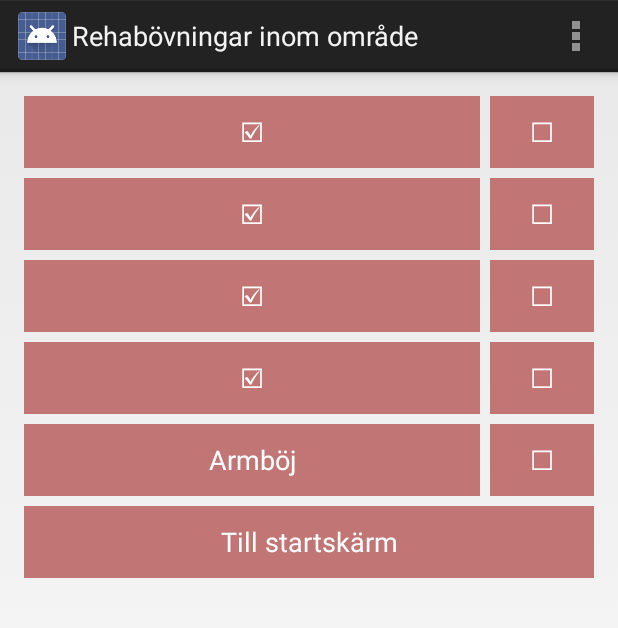
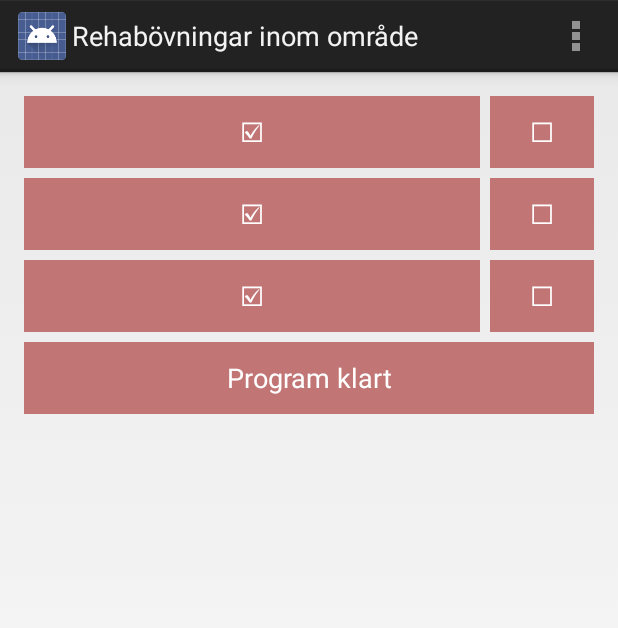
Before and after one commit to mbark/rehappilitering, an Android app: the AddExercisesToList screen opened directly, with no data from a screen before it, in the options menu, after a tap on "Settings", on a phone screen of 412 x 824 dp. Shown: the top 628 px of the screen. Run offline under Robolectric (Android 15) with nearby library versions, the phone set to English and light mode, and no system bars.

Commit message:
Small improvements

```diff
--- a/app/src/main/java/arkbarkberg/rehappilitering/AddExercisesToList.java
+++ b/app/src/main/java/arkbarkberg/rehappilitering/AddExercisesToList.java
@@ -80,7 +80,7 @@ public class AddExercisesToList extends Activity implements View.OnClickListener
         }
 
         Button homeButton = new Button(this);
-        homeButton.setText("Till startskärm");
+        homeButton.setText("Program klart");
         homeButton.setTag("home");
         homeButton.setOnClickListener(this);
         homeButton.setTextColor(Color.parseColor("#FFFFFF"));
--- a/app/src/main/java/arkbarkberg/rehappilitering/Database.java
+++ b/app/src/main/java/arkbarkberg/rehappilitering/Database.java
@@ -18,8 +18,8 @@ public class Database {
         categoryKnee.addExercise(new Exercise("Knästräck", "Gör knästräck", "http://www.youtube.com"));
         categoryKnee.addExercise(new Exercise("Utfall", "Gör utfall", "http://www.youtube.com"));
 
-        categoryKnee.addExercise(new Exercise("Armgos", "Do stuff", "http://www.youtube.com"));
-        categoryKnee.addExercise(new Exercise("Armböj", "Do stuff", "http://www.youtube.com"));
+        categoryElbow.addExercise(new Exercise("Armgos", "Do stuff", "http://www.youtube.com"));
+        categoryElbow.addExercise(new Exercise("Armböj", "Do stuff", "http://www.youtube.com"));
 
         CATEGORIES.add(categoryKnee);
         CATEGORIES.add(categoryElbow);
--- a/app/src/main/java/arkbarkberg/rehappilitering/MainActivity.java
+++ b/app/src/main/java/arkbarkberg/rehappilitering/MainActivity.java
@@ -143,7 +143,7 @@ public class MainActivity extends FragmentActivity implements ActionBar.TabListe
         NotificationCompat.InboxStyle inboxStyle =
                 new NotificationCompat.InboxStyle();
 
-        String[] events = { "Idag ska du göra:", "- 2 Knäböj", "- 2 Knästräck", "- 2 Armböj" };
+        String[] events = { "Idag ska du göra:", "- 2 Knäböj", "- 2 Knästräck", "- 4 Utfall" };
         for (int i=0; i < events.length; i++) {
             inboxStyle.addLine(events[i]);
         }
--- a/app/src/main/res/layout/activity_your_exercises.xml
+++ b/app/src/main/res/layout/activity_your_exercises.xml
@@ -40,7 +40,7 @@
             <Button
                 android:layout_width="fill_parent"
                 android:layout_height="wrap_content"
-                android:text="Utvärdera träning"
+                android:text="Övningar klara!"
                 android:background="@color/green"
                 android:textColor="#FFFFFF"
                 android:id="@+id/evaluateButton"
```
